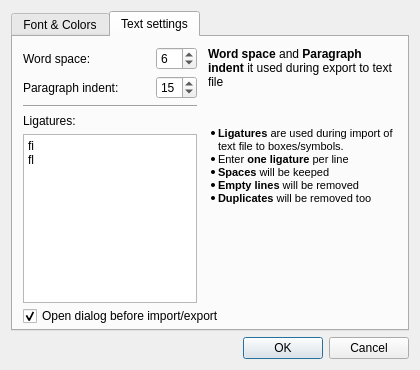
zdenop/qt-box-editor, file src/SettingsDialog.ui: the form before one commit.
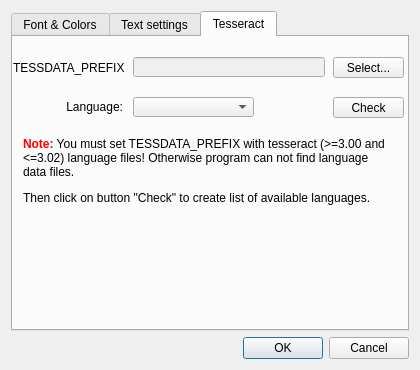
The form after the commit.

Commit message: adjust Settings form for tesseract settings

```diff
--- a/src/SettingsDialog.ui
+++ b/src/SettingsDialog.ui
@@ -46,7 +46,7 @@
         <enum>QTabWidget::Rounded</enum>
        </property>
        <property name="currentIndex">
-        <number>1</number>
+        <number>2</number>
        </property>
        <widget class="QWidget" name="fontAndColorsSett">
         <attribute name="title">
@@ -291,7 +291,7 @@
           <rect>
            <x>10</x>
            <y>10</y>
-           <width>174</width>
+           <width>183</width>
            <height>256</height>
           </rect>
          </property>
@@ -476,6 +476,120 @@
          </property>
         </widget>
        </widget>
+       <widget class="QWidget" name="tab">
+        <attribute name="title">
+         <string>Tesseract</string>
+        </attribute>
+        <widget class="QLabel" name="lblPrefix">
+         <property name="geometry">
+          <rect>
+           <x>0</x>
+           <y>20</y>
+           <width>112</width>
+           <height>21</height>
+          </rect>
+         </property>
+         <property name="text">
+          <string notr="true">TESSDATA_PREFIX:</string>
+         </property>
+        </widget>
+        <widget class="QPushButton" name="pbPrefix">
+         <property name="enabled">
+          <bool>true</bool>
+         </property>
+         <property name="geometry">
+          <rect>
+           <x>320</x>
+           <y>20</y>
+           <width>71</width>
+           <height>21</height>
+          </rect>
+         </property>
+         <property name="text">
+          <string>Select...</string>
+         </property>
+        </widget>
+        <widget class="QLineEdit" name="lnPrefix">
+         <property name="enabled">
+          <bool>false</bool>
+         </property>
+         <property name="geometry">
+          <rect>
+           <x>120</x>
+           <y>20</y>
+           <width>192</width>
+           <height>20</height>
+          </rect>
+         </property>
+         <property name="toolTip">
+          <string>&lt;p&gt;Put here path to your tessdata directory. E.g. if your tessdata directory is &amp;quot;C:\Program Files\Tesseract-OCR\tessdata&amp;quot; put here &amp;quot;C:\Program Files\Tesseract-OCR\&amp;quot;.&lt;/p&gt;</string>
+         </property>
+         <property name="text">
+          <string/>
+         </property>
+        </widget>
+        <widget class="QLabel" name="lblLang">
+         <property name="geometry">
+          <rect>
+           <x>9</x>
+           <y>60</y>
+           <width>101</width>
+           <height>20</height>
+          </rect>
+         </property>
+         <property name="text">
+          <string>Language:</string>
+         </property>
+         <property name="alignment">
+          <set>Qt::AlignRight|Qt::AlignTrailing|Qt::AlignVCenter</set>
+         </property>
+        </widget>
+        <widget class="QComboBox" name="cbLang">
+         <property name="geometry">
+          <rect>
+           <x>120</x>
+           <y>60</y>
+           <width>121</width>
+           <height>20</height>
+          </rect>
+         </property>
+         <property name="toolTip">
+          <string>&lt;html&gt;&lt;head/&gt;&lt;body&gt;&lt;p&gt;Available languages&lt;/p&gt;&lt;/body&gt;&lt;/html&gt;</string>
+         </property>
+        </widget>
+        <widget class="QPushButton" name="pbCheck">
+         <property name="geometry">
+          <rect>
+           <x>320</x>
+           <y>60</y>
+           <width>71</width>
+           <height>21</height>
+          </rect>
+         </property>
+         <property name="text">
+          <string>Check</string>
+         </property>
+        </widget>
+        <widget class="QLabel" name="lblNote">
+         <property name="geometry">
+          <rect>
+           <x>10</x>
+           <y>100</y>
+           <width>371</width>
+           <height>91</height>
+          </rect>
+         </property>
+         <property name="text">
+          <string>&lt;html&gt;&lt;head/&gt;&lt;body&gt;&lt;p&gt;&lt;span style=&quot; font-weight:600; color:#ff0000;&quot;&gt;Note:&lt;/span&gt; You must set TESSDATA_PREFIX with tesseract (&amp;gt;=3.00 and &amp;lt;=3.02) language files! Otherwise program can not find  language data files. &lt;/p&gt;&lt;p&gt;Then click on button &amp;quot;Check&amp;quot; to create list of available languages.&lt;/p&gt;&lt;/body&gt;&lt;/html&gt;</string>
+         </property>
+         <property name="alignment">
+          <set>Qt::AlignLeading|Qt::AlignLeft|Qt::AlignTop</set>
+         </property>
+         <property name="wordWrap">
+          <bool>true</bool>
+         </property>
+        </widget>
+       </widget>
       </widget>
      </item>
      <item>
```
Left out of the diff: 2 changed lines with no effect on the pictures.
